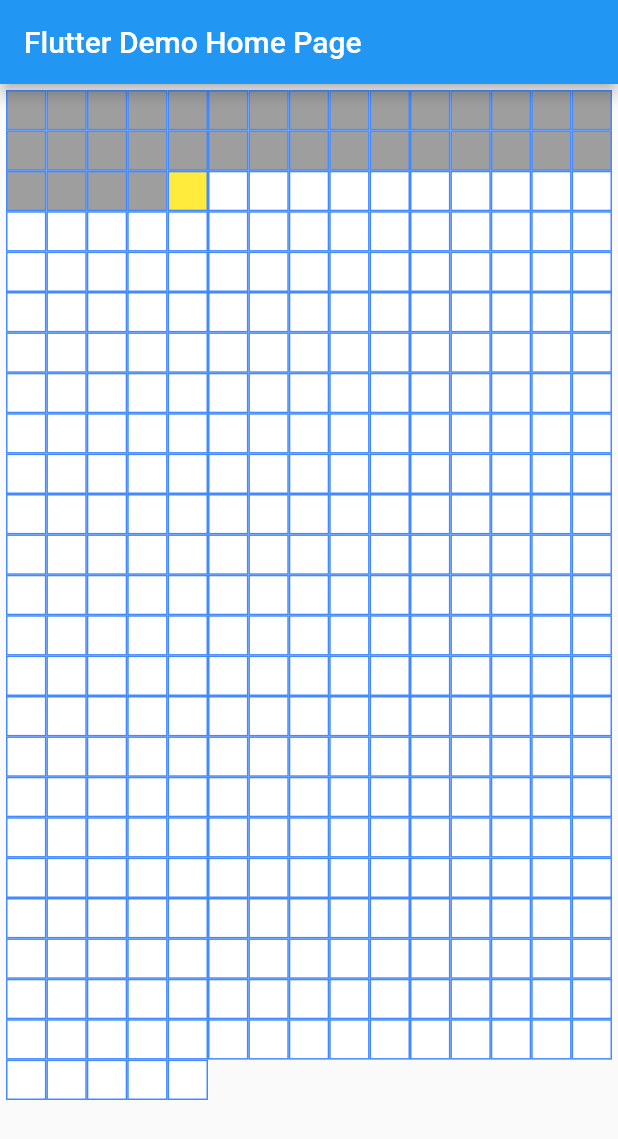
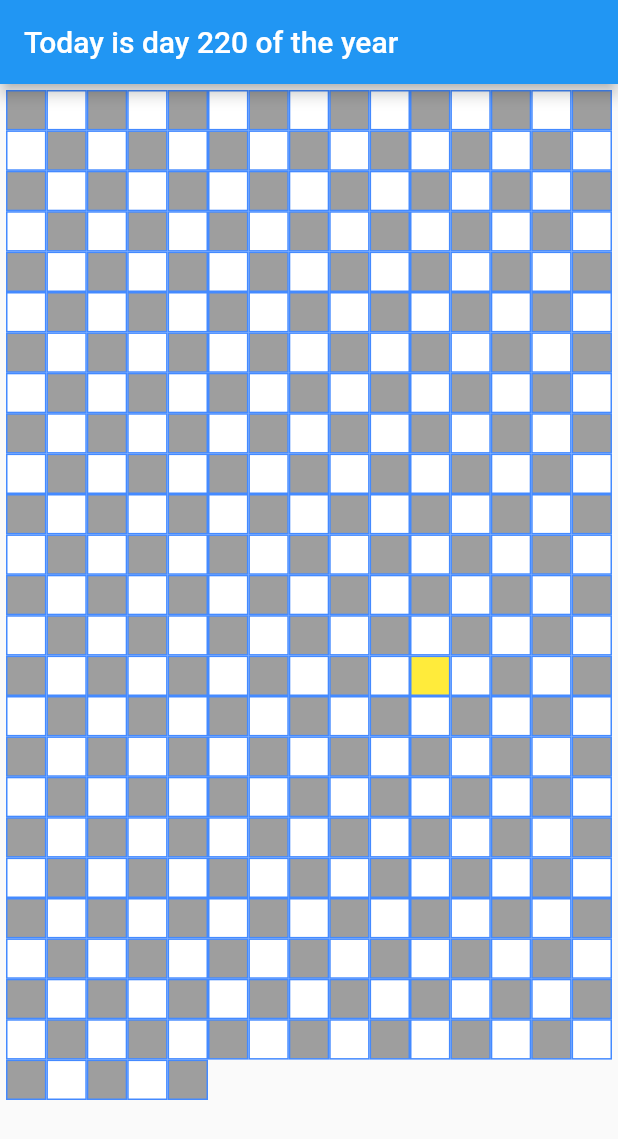
Before and after one commit to kokuraxc/wholeyear, a Flutter app: the screen it shows after launch, on a phone screen of 412 x 824 dp. Shown: the top 1139 px of the screen. Run offline on Flutter 3.47's test engine with Material 2 defaults, Android fonts, the phone set to English and light mode, and no system bars.

Commit message:
checkerboard colors for grids.

```diff
--- a/lib/main.dart
+++ b/lib/main.dart
@@ -47,12 +47,16 @@ class _MyHomePageState extends State<MyHomePage> {
   int daysCount;
   DateTime today;
   int todayDays;
+//  List<Color> bgColorForMonth = []
+  Color colorForOdd = Colors.white;
+  Color colorForEven = Colors.grey;
+  Color colorForToday = Colors.yellow;
 
   @override
   void initState() {
     // TODO: implement initState
-//    today = DateTime.now();
-    today = DateTime(2019, 1, 35);
+    today = DateTime.now();
+//    today = DateTime(2019, 1, 35);
     daysCount = DateTime(today.year + 1, 1, 1)
         .difference(DateTime(today.year, 1, 1))
         .inDays;
@@ -74,7 +78,7 @@ class _MyHomePageState extends State<MyHomePage> {
       appBar: AppBar(
         // Here we take the value from the MyHomePage object that was created by
         // the App.build method, and use it to set our appbar title.
-        title: Text(widget.title),
+        title: Text('Today is day $todayDays of the year'),
       ),
       body: SafeArea(
         child: GridView.count(
@@ -86,14 +90,12 @@ class _MyHomePageState extends State<MyHomePage> {
           children: List<GridTile>.generate(
             daysCount,
             (index) {
-              Color bgColor = Colors.grey;
-              print('test this $index');
-              print('today days is $todayDays');
+              Color bgColor = colorForOdd;
+              if (index % 2 == 0) {
+                bgColor = colorForEven;
+              }
               if (index == todayDays) {
-                print('again today days is $todayDays');
-                bgColor = Colors.yellow;
-              } else if (index > todayDays) {
-                bgColor = Colors.white;
+                bgColor = colorForToday;
               }
 
               return GridTile(
```
